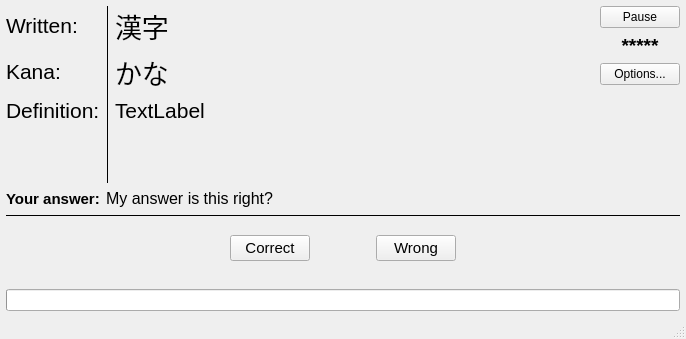
This is wordstudyform.ui in z1dev/zkanji as Qt 5 draws it before an edit. The edited form follows.
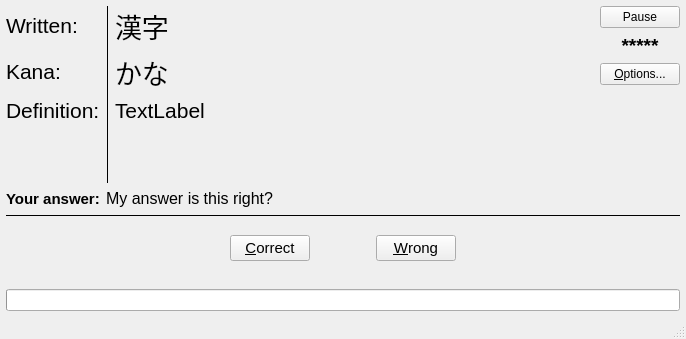
This is the edited form. The open tabs and pages were chosen to show the change. Custom widgets are drawn as their Qt base class.

Commit message: Enabled keyboard usage of the word test window.

```diff
--- a/wordstudyform.ui
+++ b/wordstudyform.ui
@@ -151,7 +151,7 @@
                </sizepolicy>
               </property>
               <property name="text">
-               <string>Options...</string>
+               <string>&amp;Options...</string>
               </property>
              </widget>
             </item>
@@ -1037,7 +1037,7 @@
                  </font>
                 </property>
                 <property name="text">
-                 <string>Correct</string>
+                 <string>&amp;Correct</string>
                 </property>
                </widget>
               </item>
@@ -1065,7 +1065,7 @@
                  </font>
                 </property>
                 <property name="text">
-                 <string>Wrong</string>
+                 <string>&amp;Wrong</string>
                 </property>
                </widget>
               </item>
```
Left out of the diff: 2 changed lines with no effect on the pictures. The commit also changes 4 other files.
